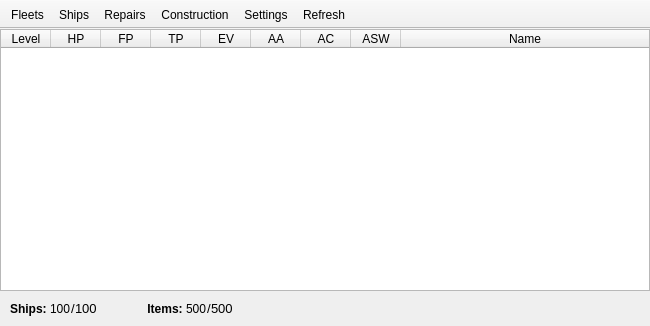
Before: the Qt Designer form KCMainWindow.ui in KanColleTool/kct-tool, drawn with Qt 5.
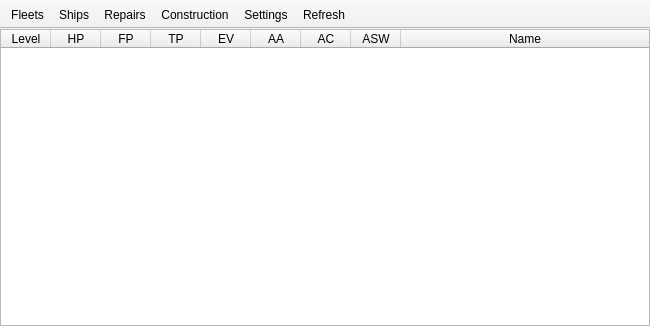
After: the same form once the commit is applied. The open tabs and pages were chosen to show the change.

Commit message: Removed ship and item counts, they'll be somewhere else

The edit to the form file:
```diff
--- a/KCMainWindow.ui
+++ b/KCMainWindow.ui
@@ -1798,177 +1798,6 @@
           </column>
          </widget>
         </item>
-        <item>
-         <layout class="QGridLayout" name="gridLayout_10">
-          <property name="leftMargin">
-           <number>10</number>
-          </property>
-          <property name="topMargin">
-           <number>5</number>
-          </property>
-          <property name="rightMargin">
-           <number>10</number>
-          </property>
-          <property name="bottomMargin">
-           <number>10</number>
-          </property>
-          <item row="0" column="3">
-           <widget class="QLabel" name="label_11">
-            <property name="font">
-             <font>
-              <weight>75</weight>
-              <bold>true</bold>
-             </font>
-            </property>
-            <property name="text">
-             <string>Items: </string>
-            </property>
-            <property name="alignment">
-             <set>Qt::AlignBottom|Qt::AlignRight|Qt::AlignTrailing</set>
-            </property>
-           </widget>
-          </item>
-          <item row="0" column="5">
-           <spacer name="horizontalSpacer_7">
-            <property name="orientation">
-             <enum>Qt::Horizontal</enum>
-            </property>
-            <property name="sizeHint" stdset="0">
-             <size>
-              <width>40</width>
-              <height>20</height>
-             </size>
-            </property>
-           </spacer>
-          </item>
-          <item row="0" column="4">
-           <layout class="QHBoxLayout" name="horizontalLayout_14">
-            <property name="spacing">
-             <number>0</number>
-            </property>
-            <item>
-             <widget class="QLabel" name="itemCount">
-              <property name="text">
-               <string>500</string>
-              </property>
-              <property name="alignment">
-               <set>Qt::AlignBottom|Qt::AlignLeading|Qt::AlignLeft</set>
-              </property>
-             </widget>
-            </item>
-            <item>
-             <widget class="QLabel" name="label_12">
-              <property name="font">
-               <font>
-                <pointsize>10</pointsize>
-               </font>
-              </property>
-              <property name="text">
-               <string>/</string>
-              </property>
-              <property name="alignment">
-               <set>Qt::AlignBottom|Qt::AlignLeading|Qt::AlignLeft</set>
-              </property>
-             </widget>
-            </item>
-            <item>
-             <widget class="QLabel" name="itemCountMax">
-              <property name="font">
-               <font>
-                <pointsize>10</pointsize>
-               </font>
-              </property>
-              <property name="text">
-               <string>500</string>
-              </property>
-              <property name="alignment">
-               <set>Qt::AlignBottom|Qt::AlignLeading|Qt::AlignLeft</set>
-              </property>
-             </widget>
-            </item>
-           </layout>
-          </item>
-          <item row="0" column="0">
-           <widget class="QLabel" name="label_4">
-            <property name="font">
-             <font>
-              <weight>75</weight>
-              <bold>true</bold>
-             </font>
-            </property>
-            <property name="text">
-             <string>Ships: </string>
-            </property>
-            <property name="alignment">
-             <set>Qt::AlignBottom|Qt::AlignRight|Qt::AlignTrailing</set>
-            </property>
-           </widget>
-          </item>
-          <item row="0" column="2">
-           <spacer name="horizontalSpacer_6">
-            <property name="orientation">
-             <enum>Qt::Horizontal</enum>
-            </property>
-            <property name="sizeType">
-             <enum>QSizePolicy::Preferred</enum>
-            </property>
-            <property name="sizeHint" stdset="0">
-             <size>
-              <width>50</width>
-              <height>20</height>
-             </size>
-            </property>
-           </spacer>
-          </item>
-          <item row="0" column="1">
-           <layout class="QHBoxLayout" name="horizontalLayout_13">
-            <property name="spacing">
-             <number>0</number>
-            </property>
-            <item>
-             <widget class="QLabel" name="shipCount">
-              <property name="text">
-               <string>100</string>
-              </property>
-              <property name="alignment">
-               <set>Qt::AlignBottom|Qt::AlignLeading|Qt::AlignLeft</set>
-              </property>
-             </widget>
-            </item>
-            <item>
-             <widget class="QLabel" name="label_2">
-              <property name="font">
-               <font>
-                <pointsize>10</pointsize>
-               </font>
-              </property>
-              <property name="text">
-               <string>/</string>
-              </property>
-              <property name="alignment">
-               <set>Qt::AlignBottom|Qt::AlignLeading|Qt::AlignLeft</set>
-              </property>
-             </widget>
-            </item>
-            <item>
-             <widget class="QLabel" name="shipCountMax">
-              <property name="font">
-               <font>
-                <pointsize>10</pointsize>
-               </font>
-              </property>
-              <property name="text">
-               <string>100</string>
-              </property>
-              <property name="alignment">
-               <set>Qt::AlignBottom|Qt::AlignLeading|Qt::AlignLeft</set>
-              </property>
-             </widget>
-            </item>
-           </layout>
-          </item>
-         </layout>
-        </item>
        </layout>
       </widget>
       <widget class="QWidget" name="repairsPage">
```
